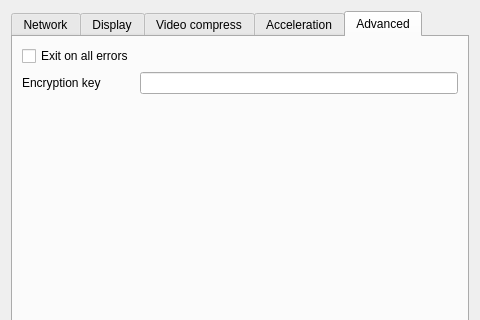
Above: gui/QT/ui/settings.ui from CESNET/UltraGrid before the change; both pictures show x 0 to 480 and y 0 to 320 of the 480 by 460 pixel window. Below: the same form after it.
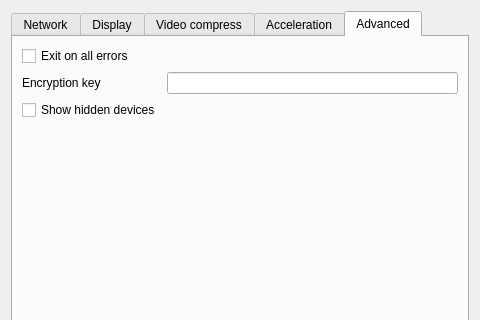
That is the form after the change. The open tabs and pages were chosen to show the change.

Commit message:
GUI: Move the "Advanced" menu item to settings with better name
Probably all of the useful devices are now reported by capabilities, so
it's likely to be not even needed, so to avoid confusion it's moved into
the settings window and given a more descriptive name

Patch:
```diff
--- a/gui/QT/ui/settings.ui
+++ b/gui/QT/ui/settings.ui
@@ -582,6 +582,16 @@
        <item row="1" column="1">
         <widget class="QLineEdit" name="encryptionLineEdit"/>
        </item>
+       <item row="2" column="0">
+        <widget class="QCheckBox" name="advModeCheck">
+         <property name="toolTip">
+          <string>Show all input/output modules as reported by UltraGrid. Note that most of the hidden devices are not useful.</string>
+         </property>
+         <property name="text">
+          <string>Show hidden devices</string>
+         </property>
+        </widget>
+       </item>
       </layout>
      </widget>
     </widget>
```
The commit also changes 3 other files.
